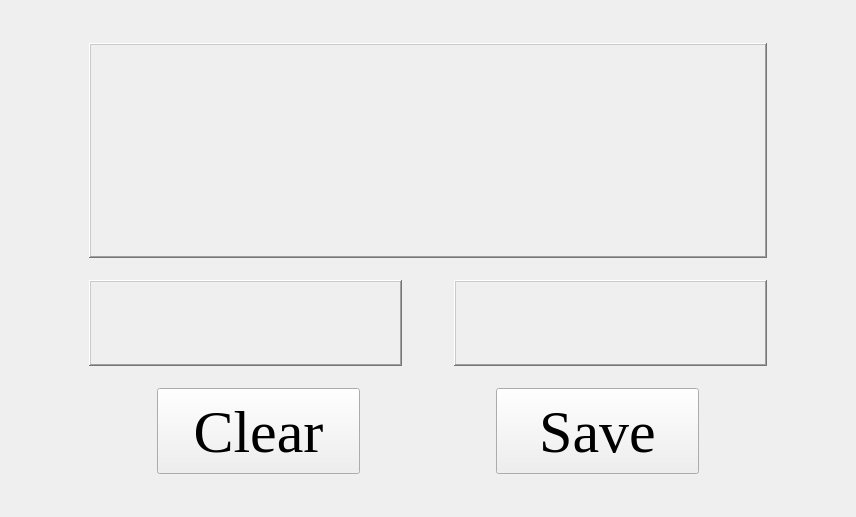
Old version of the form DeskTop App Test/UIs/message.ui in the repository mohab-hisham/Smart-Home-System-controlled-by-EEG.
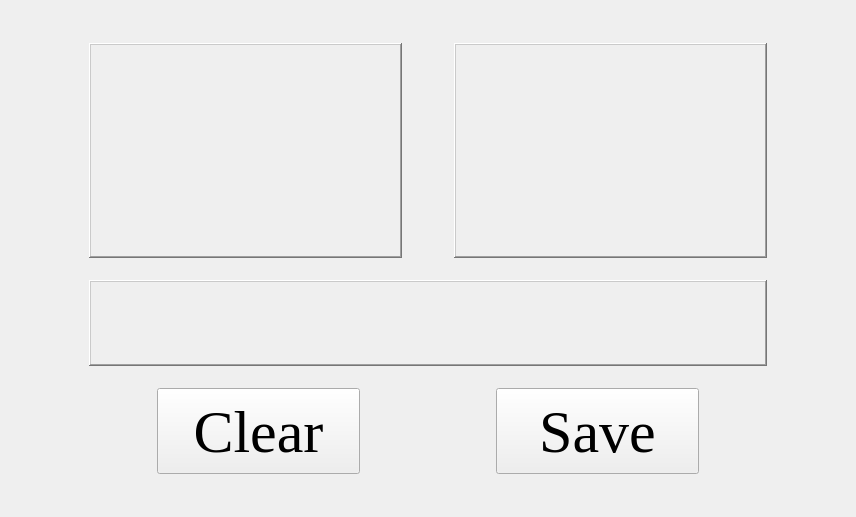
New version of the form.

```diff
--- a/DeskTop App Test/UIs/message.ui
+++ b/DeskTop App Test/UIs/message.ui
@@ -35,33 +35,6 @@
    <property name="spacing">
     <number>0</number>
    </property>
-   <item row="1" column="1">
-    <widget class="QLabel" name="message_label">
-     <property name="sizePolicy">
-      <sizepolicy hsizetype="Minimum" vsizetype="Minimum">
-       <horstretch>0</horstretch>
-       <verstretch>0</verstretch>
-      </sizepolicy>
-     </property>
-     <property name="font">
-      <font>
-       <pointsize>30</pointsize>
-      </font>
-     </property>
-     <property name="frameShape">
-      <enum>QFrame::WinPanel</enum>
-     </property>
-     <property name="frameShadow">
-      <enum>QFrame::Raised</enum>
-     </property>
-     <property name="text">
-      <string/>
-     </property>
-     <property name="alignment">
-      <set>Qt::AlignJustify|Qt::AlignTop</set>
-     </property>
-    </widget>
-   </item>
    <item row="5" column="1">
     <layout class="QHBoxLayout" name="horizontalLayout" stretch="1,3,2,3,1">
      <item>
@@ -141,6 +114,50 @@
      </item>
     </layout>
    </item>
+   <item row="6" column="1">
+    <spacer name="verticalSpacer_2">
+     <property name="orientation">
+      <enum>Qt::Vertical</enum>
+     </property>
+     <property name="sizeHint" stdset="0">
+      <size>
+       <width>20</width>
+       <height>40</height>
+      </size>
+     </property>
+    </spacer>
+   </item>
+   <item row="3" column="1">
+    <layout class="QHBoxLayout" name="horizontalLayout_2" stretch="6">
+     <item>
+      <widget class="QLabel" name="code_label">
+       <property name="sizePolicy">
+        <sizepolicy hsizetype="Minimum" vsizetype="Minimum">
+         <horstretch>0</horstretch>
+         <verstretch>0</verstretch>
+        </sizepolicy>
+       </property>
+       <property name="font">
+        <font>
+         <pointsize>25</pointsize>
+        </font>
+       </property>
+       <property name="frameShape">
+        <enum>QFrame::WinPanel</enum>
+       </property>
+       <property name="frameShadow">
+        <enum>QFrame::Raised</enum>
+       </property>
+       <property name="text">
+        <string/>
+       </property>
+       <property name="alignment">
+        <set>Qt::AlignCenter</set>
+       </property>
+      </widget>
+     </item>
+    </layout>
+   </item>
    <item row="4" column="1">
     <spacer name="verticalSpacer">
      <property name="orientation">
@@ -206,23 +223,10 @@
      </property>
     </spacer>
    </item>
-   <item row="3" column="2">
-    <spacer name="horizontalSpacer_5">
-     <property name="orientation">
-      <enum>Qt::Horizontal</enum>
-     </property>
-     <property name="sizeHint" stdset="0">
-      <size>
-       <width>40</width>
-       <height>20</height>
-      </size>
-     </property>
-    </spacer>
-   </item>
-   <item row="3" column="1">
-    <layout class="QHBoxLayout" name="horizontalLayout_2" stretch="6,1,6">
+   <item row="1" column="1">
+    <layout class="QHBoxLayout" name="horizontalLayout_3" stretch="6,1,6">
      <item>
-      <widget class="QLabel" name="code_label">
+      <widget class="QLabel" name="message_label">
        <property name="sizePolicy">
         <sizepolicy hsizetype="Minimum" vsizetype="Minimum">
          <horstretch>0</horstretch>
@@ -231,7 +235,7 @@
        </property>
        <property name="font">
         <font>
-         <pointsize>25</pointsize>
+         <pointsize>30</pointsize>
         </font>
        </property>
        <property name="frameShape">
@@ -244,12 +248,12 @@
         <string/>
        </property>
        <property name="alignment">
-        <set>Qt::AlignCenter</set>
+        <set>Qt::AlignJustify|Qt::AlignVCenter</set>
        </property>
       </widget>
      </item>
      <item>
-      <spacer name="horizontalSpacer_6">
+      <spacer name="horizontalSpacer_7">
        <property name="orientation">
         <enum>Qt::Horizontal</enum>
        </property>
```
Left out of the diff: 10 changed lines with no effect on the pictures.
